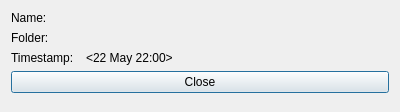
This is gui/dialogfileproperties.ui in martinvanzijl/genealogy-maker as Qt 5 draws it before an edit. The edited form follows.
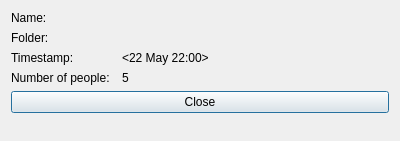
This is the edited form.

Commit message: Add person count to File Properties window.

What changed in the file:
```diff
--- a/gui/dialogfileproperties.ui
+++ b/gui/dialogfileproperties.ui
@@ -7,7 +7,7 @@
     <x>0</x>
     <y>0</y>
     <width>400</width>
-    <height>112</height>
+    <height>141</height>
    </rect>
   </property>
   <property name="windowTitle">
@@ -68,13 +68,27 @@
      </property>
     </widget>
    </item>
-   <item row="3" column="0" colspan="2">
+   <item row="5" column="0" colspan="2">
     <widget class="QPushButton" name="pushButtonClose">
      <property name="text">
       <string>Close</string>
      </property>
     </widget>
    </item>
+   <item row="3" column="0">
+    <widget class="QLabel" name="labelNumberOfPeople">
+     <property name="text">
+      <string>Number of people:</string>
+     </property>
+    </widget>
+   </item>
+   <item row="3" column="1">
+    <widget class="QLabel" name="labelNumberOfPeopleValue">
+     <property name="text">
+      <string>5</string>
+     </property>
+    </widget>
+   </item>
   </layout>
  </widget>
  <resources/>
```
The commit also changes 5 other files.
